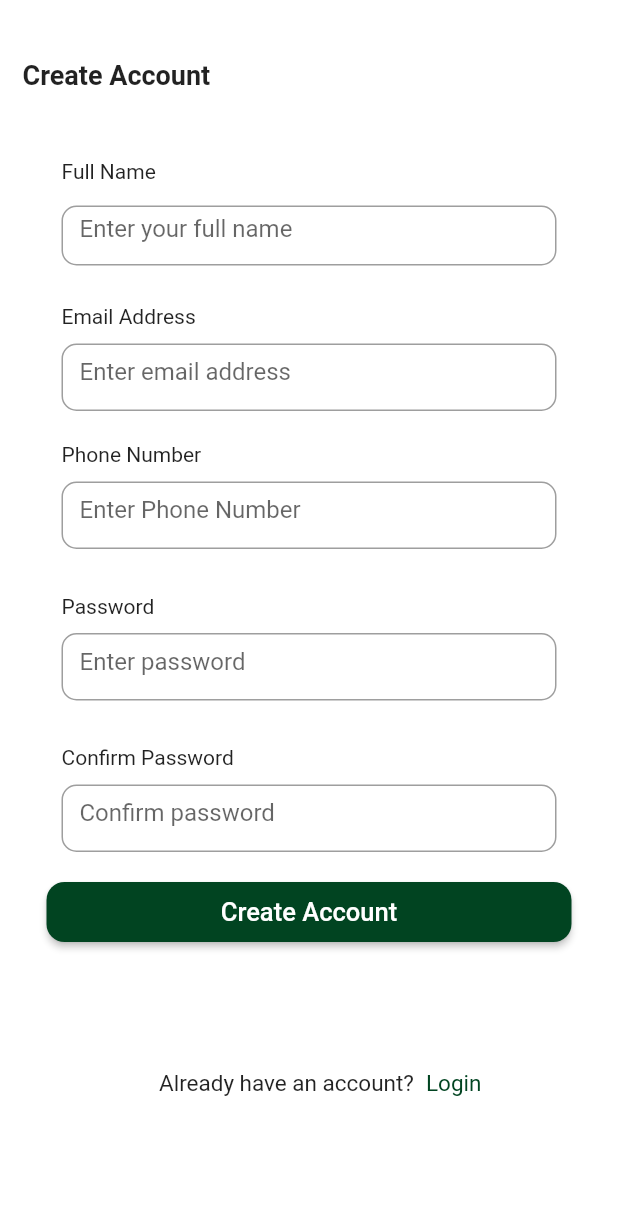
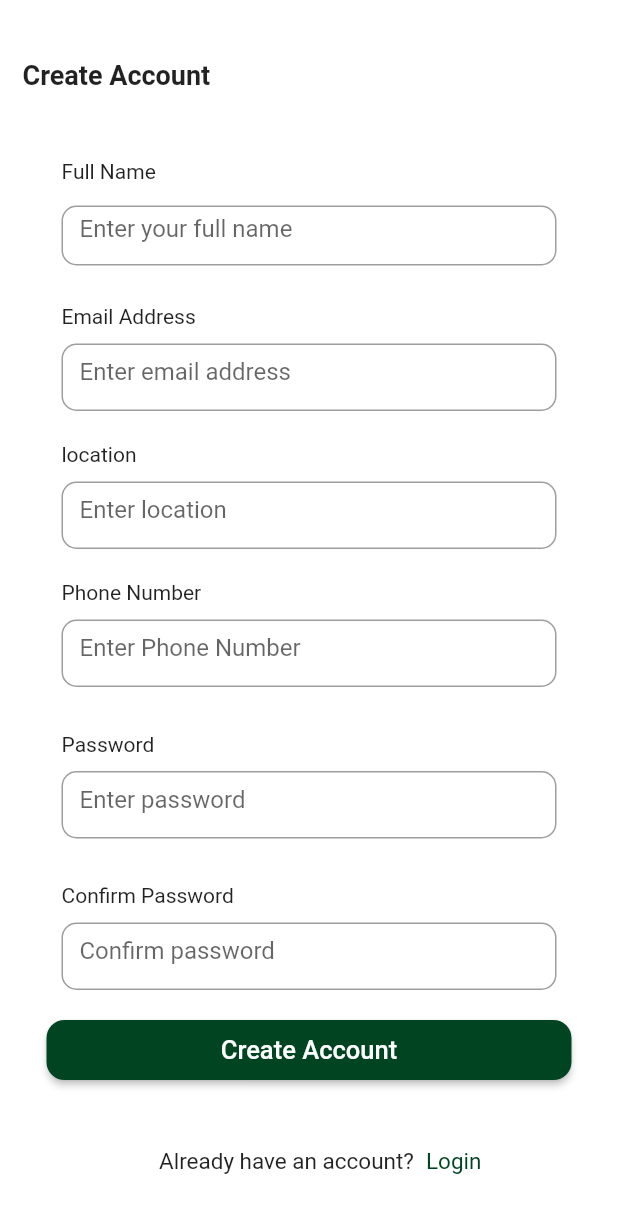
Before and after one commit to Lukong123/agroconnect, a Flutter app: the Register screen opened directly, on a phone screen of 412 x 824 dp. Shown: the top 1213 px of the screen. Run offline on Flutter 3.47's test engine with Material 2 defaults, Android fonts, the light colour scheme and no system bars; our stand-ins replace modal_progress_hud_nsn.

Commit message:
more of auth with api consumption in register and login

```diff
--- a/lib/main.dart
+++ b/lib/main.dart
@@ -11,11 +11,11 @@ void main() {
     debugShowCheckedModeBanner: false,
     initialRoute: '/',
     routes: {
-      '/': (context) => Login(),
+      '/login': (context) => Login(),
       '/order': (context) => Order(),
       '/orderfood': (context) => OrderFood(),
       '/upload': (context) => UploadFood(),
-      '/register': (context) => Register(),
+      '/': (context) => Register(),
       '/dashboard': (context) => Dashboard(),
 
     },
--- a/lib/screens/AuthScreens/register.dart
+++ b/lib/screens/AuthScreens/register.dart
@@ -2,6 +2,7 @@ import 'package:agroconnect/Styles/colors.dart';
 import 'package:flutter/material.dart';
 import 'package:agroconnect/Styles/colors.dart';
 import 'package:flutter/material.dart';
+import 'package:http/http.dart';
 
 class Register extends StatefulWidget {
   const Register({Key? key}) : super(key: key);
@@ -13,7 +14,43 @@ class Register extends StatefulWidget {
 class _RegisterState extends State<Register> {
   TextEditingController nameController = TextEditingController();
   TextEditingController passwordController = TextEditingController();
+  TextEditingController emailController = TextEditingController();
+  TextEditingController phoneController = TextEditingController();
+  TextEditingController confirmController = TextEditingController();
+  TextEditingController locationController = TextEditingController();
   bool checkvalue = false;
+  var message = "";
+
+
+
+  void register(String name,String email, String location, String phone, password, confirm) async{
+
+    if(password == confirm){
+      try{
+        Response response = await post(
+          Uri.parse("https://farmtome.herokuapp.com/api/v1/auth/register"),
+          body: {
+            'name': name,
+            'phone': phone,
+            'email': email,
+            'password': password,
+            'location': location,
+          }
+        );
+        if(response.statusCode==200){
+          print("posted");
+        }else{
+          print("failed");
+        }
+
+      }catch(e){
+        print(e.toString());
+      }
+
+    }else{
+     print("Password Mismatched");
+    }
+  }
 
   @override
   Widget build(BuildContext context) {
@@ -62,7 +99,7 @@ class _RegisterState extends State<Register> {
                             padding: const EdgeInsets.fromLTRB(10, 10, 10, 5),
                             child: TextField(
                               obscureText: false,
-                              controller: passwordController,
+                              controller: nameController,
                               decoration:  InputDecoration(
                                 border: OutlineInputBorder(borderRadius: BorderRadius.circular(10)),
                                 hintText: 'Enter your full name',
@@ -84,10 +121,30 @@ class _RegisterState extends State<Register> {
                             padding: const EdgeInsets.fromLTRB(10, 10, 10, 0),
                             child: TextField(
                               obscureText: false,
-                              controller: passwordController,
+                              controller: emailController,
                               decoration:  InputDecoration(
                                 border: OutlineInputBorder(borderRadius: BorderRadius.circular(10)),
                                 hintText: 'Enter email address',
+                              ),
+                            ),
+                          ),
+                        ),
+                        SizedBox(height: 20,),
+
+                        Container(
+                          padding: const EdgeInsets.fromLTRB(10, 1, 10, 0),
+                          child: const Text('location'),
+                        ),
+                        SizedBox(
+                          height: 55,
+                          child: Container(
+                            padding: const EdgeInsets.fromLTRB(10, 10, 10, 0),
+                            child: TextField(
+                              obscureText: false,
+                              controller: locationController,
+                              decoration:  InputDecoration(
+                                border: OutlineInputBorder(borderRadius: BorderRadius.circular(10)),
+                                hintText: 'Enter location',
                               ),
                             ),
                           ),
@@ -105,7 +162,7 @@ class _RegisterState extends State<Register> {
                             padding: const EdgeInsets.fromLTRB(10, 10, 10, 0),
                             child: TextField(
                               obscureText: false,
-                              controller: passwordController,
+                              controller: phoneController,
                               decoration:  InputDecoration(
                                 border: OutlineInputBorder(borderRadius: BorderRadius.circular(10)),
                                 hintText: 'Enter Phone Number',
@@ -145,7 +202,7 @@ class _RegisterState extends State<Register> {
                             padding: const EdgeInsets.fromLTRB(10, 10, 10, 0),
                             child: TextField(
                               obscureText: true,
-                              controller: passwordController,
+                              controller: confirmController,
                               decoration:  InputDecoration(
                                 border: OutlineInputBorder(borderRadius: BorderRadius.circular(10)),
                                 hintText: 'Confirm password',
@@ -164,7 +221,16 @@ class _RegisterState extends State<Register> {
                               style: TextStyle(
                                 fontSize: 17,
                               ),),
-                              onPressed: () {},
+                              onPressed: () {
+                                register(
+                                  nameController.text.toString(),
+                                  emailController.text.toString(),
+                                  locationController.text.toString(),
+                                  phoneController.text.toString(),
+                                  passwordController.text.toString(),
+                                  confirmController.text.toString(),
+                                );
+                              },
                               style: ElevatedButton.styleFrom(
                                 primary: primaryColor,
                                 shape: RoundedRectangleBorder(
@@ -174,7 +240,7 @@ class _RegisterState extends State<Register> {
                               ),
                             )
                         ),
-                        SizedBox(height: 80,),
+                        SizedBox(height: 40,),
 
             Padding(
               padding: EdgeInsets.fromLTRB(75, 5, 0, 5),
```
